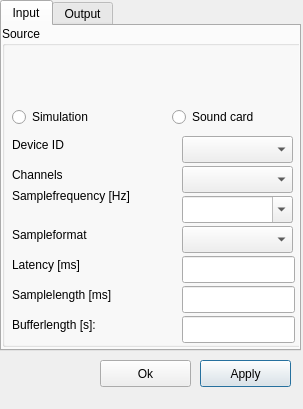
Qt form Oscilloscope/source/audiosettings.ui (Rolloke/GUI-Apps) before a commit.
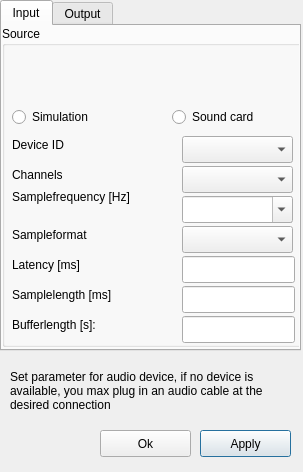
The same form after that commit.

What changed in the file:
```diff
--- a/Oscilloscope/source/audiosettings.ui
+++ b/Oscilloscope/source/audiosettings.ui
@@ -7,7 +7,7 @@
     <x>0</x>
     <y>0</y>
     <width>303</width>
-    <height>409</height>
+    <height>472</height>
    </rect>
   </property>
   <property name="windowTitle">
@@ -20,7 +20,7 @@
    <property name="geometry">
     <rect>
      <x>200</x>
-     <y>360</y>
+     <y>430</y>
      <width>91</width>
      <height>27</height>
     </rect>
@@ -33,7 +33,7 @@
    <property name="geometry">
     <rect>
      <x>100</x>
-     <y>360</y>
+     <y>430</y>
      <width>91</width>
      <height>27</height>
     </rect>
@@ -124,7 +124,7 @@
         <x>10</x>
         <y>20</y>
         <width>281</width>
-        <height>61</height>
+        <height>51</height>
        </rect>
       </property>
       <property name="toolTip">
@@ -201,7 +201,7 @@
         <x>10</x>
         <y>160</y>
         <width>161</width>
-        <height>20</height>
+        <height>21</height>
        </rect>
       </property>
       <property name="text">
@@ -524,6 +524,22 @@
     </widget>
    </widget>
   </widget>
+  <widget class="QLabel" name="labelHelpText">
+   <property name="geometry">
+    <rect>
+     <x>10</x>
+     <y>360</y>
+     <width>291</width>
+     <height>61</height>
+    </rect>
+   </property>
+   <property name="text">
+    <string>Set parameter for audio device, if no device is available, you max plug in an audio cable at the desired connection</string>
+   </property>
+   <property name="wordWrap">
+    <bool>true</bool>
+   </property>
+  </widget>
  </widget>
  <resources/>
  <connections/>
```
Left out of the diff: 2 changed lines with no effect on the pictures.
